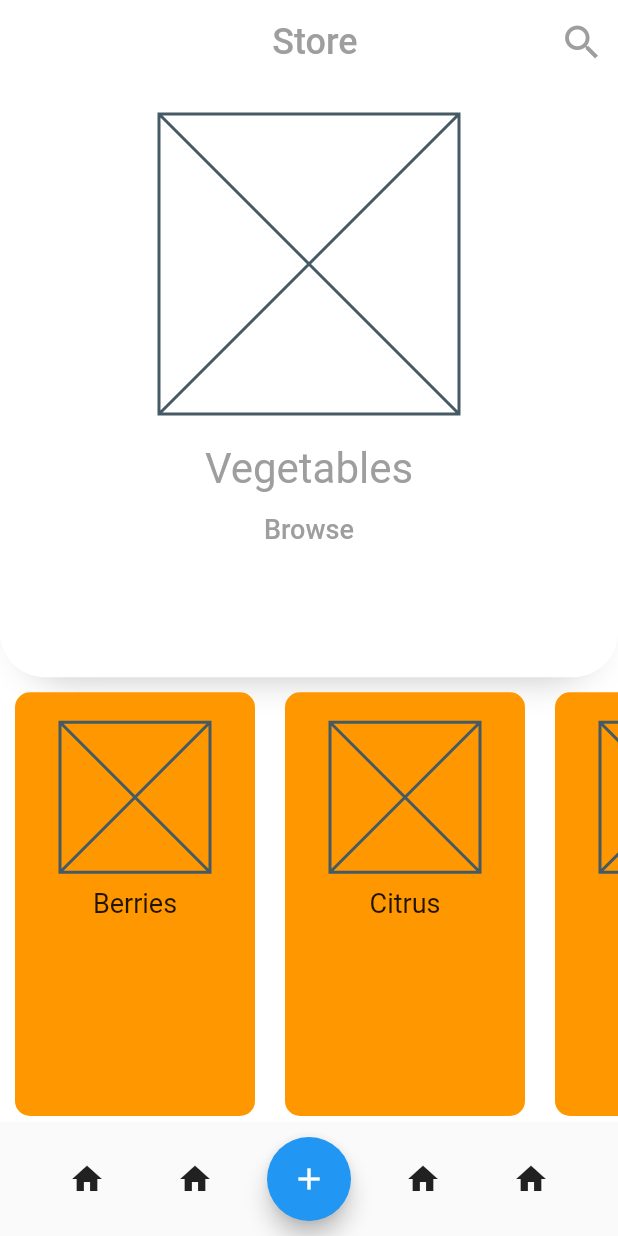
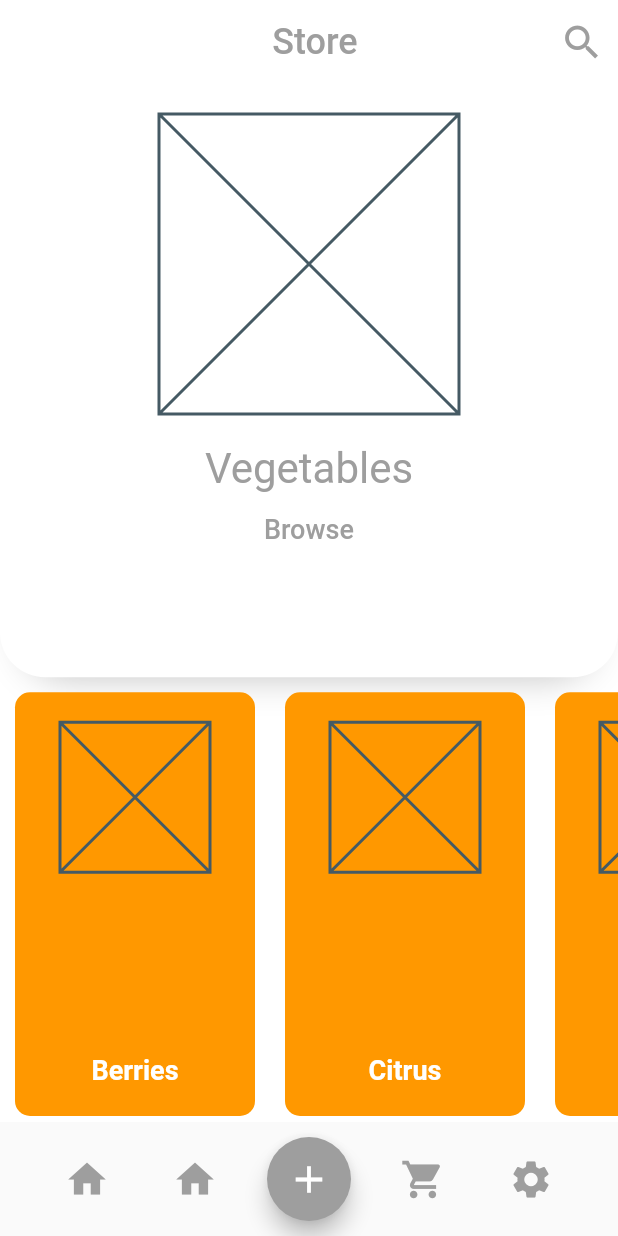
Before and after one commit to codingbbq/flutter_fresh_food, a Flutter app: the HomePage screen opened by its route, on a phone screen of 412 x 824 dp. Run offline on Flutter 3.47's test engine with Material 2 defaults, Android fonts, the phone set to English and light mode, and no system bars.

Commit message:
Worked on the settings page

```diff
--- a/lib/main.dart
+++ b/lib/main.dart
@@ -2,6 +2,7 @@ import 'package:flutter/material.dart';
 import 'package:flutter_fresh_food/pages/create_account/page_create_account.dart';
 import 'package:flutter_fresh_food/pages/home/page_home.dart';
 import 'package:flutter_fresh_food/pages/onboarding/page_onboarding.dart';
+import 'package:flutter_fresh_food/pages/settings/page_settings.dart';
 import 'package:flutter_fresh_food/pages/sign_in/page_sign_in.dart';
 
 void main() {
@@ -25,6 +26,7 @@ class FreshFood extends StatelessWidget {
         '/create_account': (context) => CreateAccount(),
         '/onboarding': (context) => OnBoarding(),
         '/home': (context) => HomePage(),
+        '/settings': (contenxt) => SettingsPage(),
       },
     );
   }
--- a/lib/pages/home/home_utils/fresh_food_card.dart
+++ b/lib/pages/home/home_utils/fresh_food_card.dart
@@ -30,10 +30,13 @@ class FreshFoodCard extends StatelessWidget {
           SizedBox(
             height: 10.0,
           ),
+          Spacer(),
           Text(
             foodItem.categoryName,
             style: TextStyle(
               fontSize: 18.0,
+              color: Colors.white,
+              fontWeight: FontWeight.bold,
             ),
           ),
         ],
--- a/lib/pages/onboarding/onboard_list/one_onboarding.dart
+++ b/lib/pages/onboarding/onboard_list/one_onboarding.dart
@@ -25,7 +25,11 @@ class OnBoardingOne extends StatelessWidget {
                 crossAxisAlignment: CrossAxisAlignment.center,
                 children: [
                   // Image
-                  Container(width: 200, height: 200, child: Placeholder()),
+                  Container(
+                    width: 200,
+                    height: 200,
+                    child: Placeholder(),
+                  ),
 
                   SizedBox(
                     height: 20.0,
--- a/lib/utils/bottom_nav.dart
+++ b/lib/utils/bottom_nav.dart
@@ -12,24 +12,46 @@ class CustomBottomNavigation extends StatelessWidget {
         mainAxisAlignment: MainAxisAlignment.spaceEvenly,
         children: [
           IconButton(
-            icon: Icon(Icons.home),
+            icon: Icon(
+              Icons.home,
+              size: 30.0,
+              color: Colors.grey,
+            ),
             onPressed: () {},
           ),
           IconButton(
-            icon: Icon(Icons.home),
+            icon: Icon(
+              Icons.home,
+              size: 30.0,
+              color: Colors.grey,
+            ),
             onPressed: () {},
           ),
           FloatingActionButton(
+            backgroundColor: Colors.grey,
             onPressed: () {},
-            child: Icon(Icons.add),
+            child: Icon(
+              Icons.add,
+              size: 30.0,
+            ),
           ),
           IconButton(
-            icon: Icon(Icons.home),
+            icon: Icon(
+              Icons.shopping_cart,
+              size: 30.0,
+              color: Colors.grey,
+            ),
             onPressed: () {},
           ),
           IconButton(
-            icon: Icon(Icons.home),
-            onPressed: () {},
+            icon: Icon(
+              Icons.settings,
+              size: 30.0,
+              color: Colors.grey,
+            ),
+            onPressed: () {
+              Navigator.pushNamed(context, '/settings');
+            },
           ),
         ],
       ),
```
Also changed, not shown: lib/model/model_settings_nav.dart (added, +51 -0 lines), lib/pages/settings/page_settings.dart (added, +80 -0 lines), lib/pages/settings/setting_utils/settings_nav.dart (added, +47 -0 lines).
